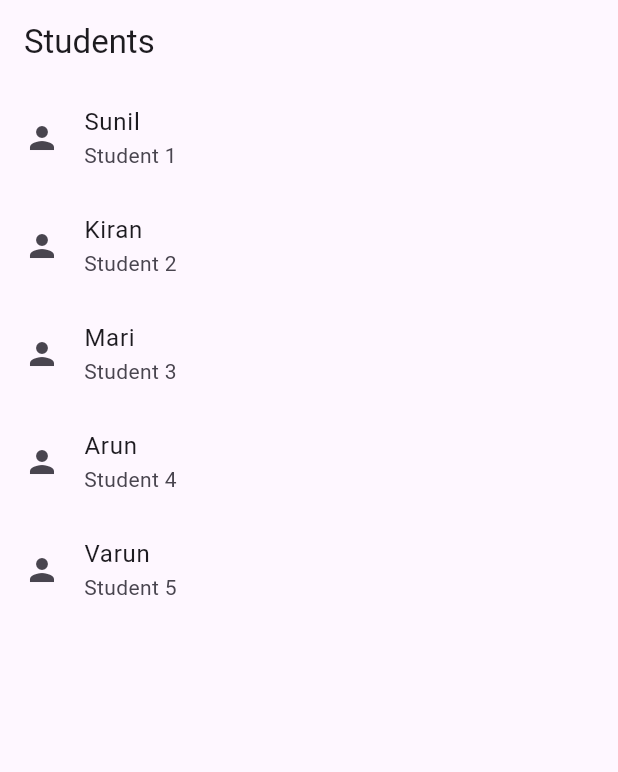
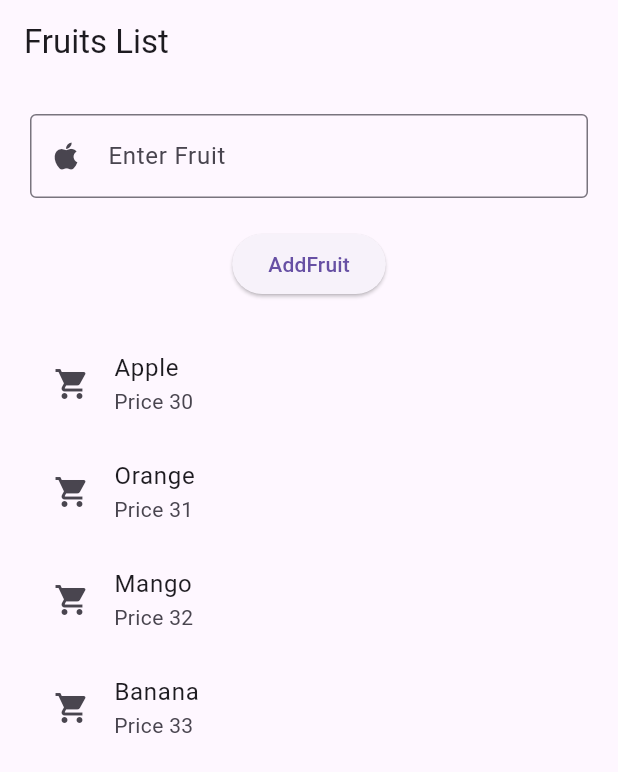
Before and after one commit to Sunil002-git/flutter_practice_app, a Flutter app: the screen it shows after launch, on a phone screen of 412 x 824 dp. Shown: the top 772 px of the screen. Run offline on Flutter 3.47's test engine with Material 3 defaults, Android fonts, the phone set to English and light mode, and no system bars.

Commit message:
Listview builder 2

```diff
--- a/lib/listview.dart
+++ b/lib/listview.dart
@@ -58,3 +58,110 @@ class StudentList extends StatelessWidget {
     );
   }
 }
+
+// class FruitsList extends StatefulWidget {
+//   const FruitsList({super.key});
+//   @override
+//   State<FruitsList> createState() => _FruitsListState();
+// }
+// class _FruitsListState extends State<FruitsList> {
+//    TextEditingController fruitsController = TextEditingController();
+
+//    @override
+//   Widget build(BuildContext context) {
+//     List<String> fruits = ["Apple", "Orange", "Mango", "Banana"];
+//     return Scaffold(
+//       appBar: AppBar(title: Text("Fruits List")),
+//       body: ListView.builder(
+//         itemCount: fruits.length,
+//         itemBuilder: (context, index) {
+//           return ListTile(
+//             leading: Icon(Icons.arrow_back),
+//             title: Text(fruits[index]),
+//             subtitle: Text("Price ${index + 30}"),
+//           );
+//         },
+//       ),
+//       TextField(
+//               controller: fruitsController,
+
+//               decoration: const InputDecoration(
+//                 labelText: "Enter Fruit",
+//                 prefixIcon: Icon(Icons.person),
+//                 border: OutlineInputBorder(),
+//               ),
+//             ),
+//       ElevatedButton(
+//               onPressed: () {
+//                 setState(() {
+//                   fruits += fruitsController.text;
+//                 });
+//               },
+//               child: const Text("Add Fruit"),
+//             ),
+//     );
+//   }
+// }
+
+class FruitsList extends StatefulWidget {
+  const FruitsList({super.key});
+
+  @override
+  State<FruitsList> createState() => _FruitsListState();
+}
+
+class _FruitsListState extends State<FruitsList> {
+  TextEditingController fruitsController = TextEditingController();
+
+  List<String> fruits = ["Apple", "Orange", "Mango", "Banana"];
+
+  @override
+  Widget build(BuildContext context) {
+    return Scaffold(
+      appBar: AppBar(title: const Text("Fruits List")),
+
+      body: Padding(
+        padding: const EdgeInsets.all(20),
+        child: Column(
+          children: [
+            TextField(
+              controller: fruitsController,
+              decoration: const InputDecoration(
+                labelText: "Enter Fruit",
+                prefixIcon: Icon(Icons.apple),
+                border: OutlineInputBorder(),
+              ),
+            ),
+            const SizedBox(height: 20),
+
+            ElevatedButton(
+              onPressed: () {
+                setState(() {
+                  fruits.add(fruitsController.text);
+                  fruitsController.clear();
+                });
+              },
+              child: const Text("AddFruit"),
+            ),
+            const SizedBox(height: 20),
+            Expanded(
+              child: ListView.builder(
+                itemCount: fruits.length,
+
+                itemBuilder: (context, index) {
+                  return ListTile(
+                    leading: const Icon(Icons.shopping_cart),
+
+                    title: Text(fruits[index]),
+
+                    subtitle: Text("Price ${index + 30}"),
+                  );
+                },
+              ),
+            ),
+          ],
+        ),
+      ),
+    );
+  }
+}
--- a/lib/main.dart
+++ b/lib/main.dart
@@ -143,7 +143,7 @@ void main() {
       // home: RowPage(),
       // home: PaddingPage(),
       // home: PracticeApp(),
-      home: StudentList(),
+      home: FruitsList(),
     ),
   );
 }
```
